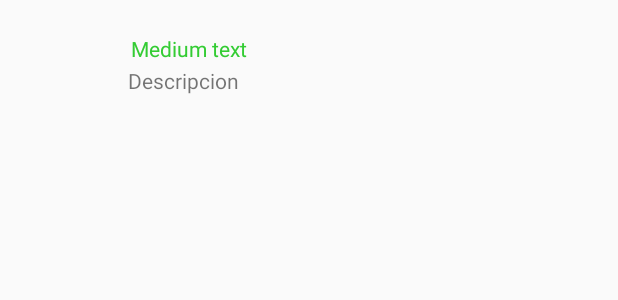
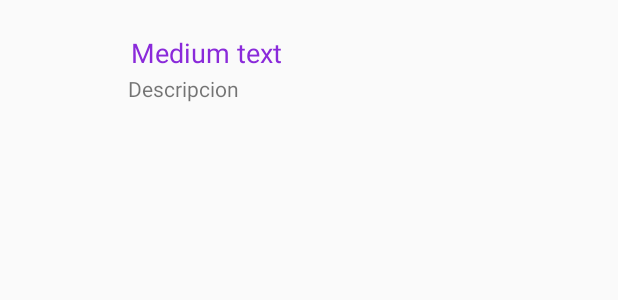
Before and after one commit to alfredorojas95/SenApp, an Android app: the layout row.xml on its own in the app's theme, with its tools: preview values and no code run, on a phone screen of 412 x 824 dp. Shown: the top 300 px of the screen. Run offline under Robolectric (Android 15) with nearby library versions, the phone set to English and light mode, and no system bars.

Commit message:
clean code

```diff
--- a/app/src/main/res/layout/row.xml
+++ b/app/src/main/res/layout/row.xml
@@ -5,14 +5,6 @@
     android:layout_height="match_parent"
     android:descendantFocusability="beforeDescendants"
 >
-<!--
-    <ImageView
-        android:layout_width="60dp"
-        android:layout_height="60dp"
-        android:padding="5dp"
-        android:id="@+id/icon"/>
-        -->
-
     <de.hdodenhof.circleimageview.CircleImageView
         xmlns:app="http://schemas.android.com/apk/res-auto"
         android:layout_width="60dp"
@@ -36,10 +28,11 @@
             android:layout_height="wrap_content"
             android:padding="2dp"
             android:id="@+id/nombrePalabra"
-            android:textColor="#33CC33"
+            android:textColor="#8A2ADA"
             android:layout_marginTop="5dp"
             android:layout_marginLeft="10dp"
-            android:text="Medium text"/>
+            android:text="Medium text"
+            android:textSize="18sp" />
 
         <TextView
             android:layout_width="wrap_content"
```
Also changed, not shown: app/src/main/res/layout/customlayout.xml (deleted, +0 -27 lines).
